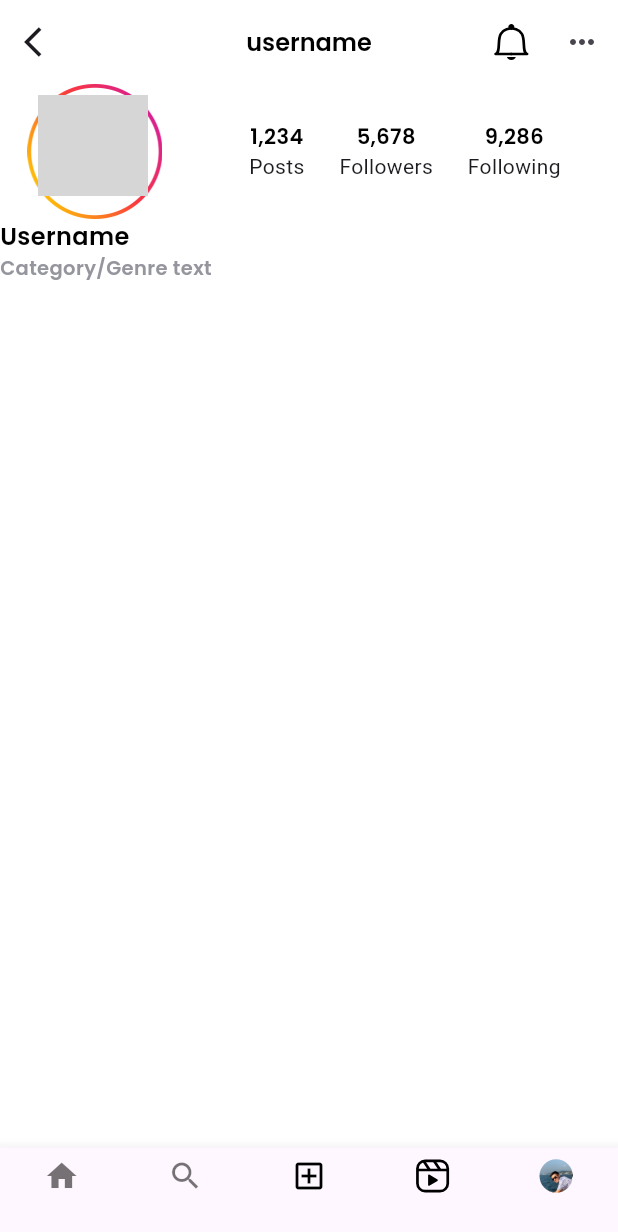
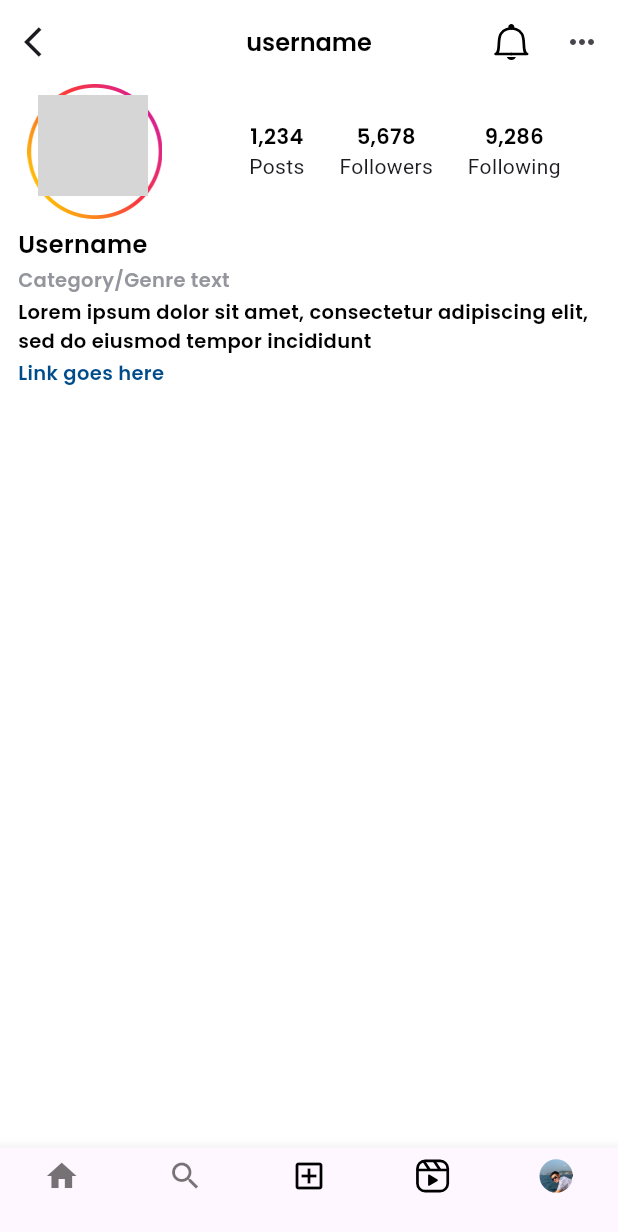
Before and after one commit to bek-n/instagram, a Flutter app: the screen it shows after launch, item 3 of the bottom bar chosen, on a phone screen of 412 x 824 dp. Shown: the top 1232 px of the screen. Run offline on Flutter 3.47's test engine with Material 2 defaults, Android fonts, the phone set to English and light mode, and no system bars; our stand-ins replace cached_network_image, dio, flutter_screenutil, flutter_svg, google_fonts; missing offline and left inert: story; network calls fail; grey boxes are pictures that could not be loaded.

Commit message:
fixing user page

```diff
--- a/lib/view/pages/search/user_info_page.dart
+++ b/lib/view/pages/search/user_info_page.dart
@@ -100,14 +100,37 @@ class _UserPageState extends State<UserPage> {
                 ),
               ],
             ),
+            6.verticalSpace,
+            Padding(
+              padding: const EdgeInsets.only(left: 12),
+              child: Column(
+                crossAxisAlignment: CrossAxisAlignment.start,
+                children: [
                   Text(
                     'Username',
                     style: Style.textStyleRegular2(),
                   ),
+                  3.verticalSpace,
                   Text(
                     'Category/Genre text',
                     style: Style.textStyleRegular2(
                         size: 13, textColor: Style.greyColor90),
+                  ),
+                  3.verticalSpace,
+                  Text(
+                    'Lorem ipsum dolor sit amet, consectetur adipiscing elit, sed do eiusmod tempor incididunt',
+                    style: Style.textStyleRegular2(
+                      size: 13,
+                    ),
+                  ),
+                  3.verticalSpace,
+                  Text(
+                    'Link goes here',
+                    style: Style.textStyleRegular2(
+                        size: 13, textColor: Style.linkColor),
+                  ),
+                ],
+              ),
             ),
           ],
         ),
--- a/lib/view/style/style.dart
+++ b/lib/view/style/style.dart
@@ -7,6 +7,7 @@ class Style {
   // ---------- Color   ---------- //
 
   static const primaryColor = Color(0xff1FA1FF);
+  static const linkColor = Color(0xff004C8B);
   static const whiteColor = Colors.white;
   static const blackColor = Colors.black;
   static const darkBgcolorOfApp = Color(0xff090A11);
```
Lines whose indentation alone changed are shown as unchanged.
